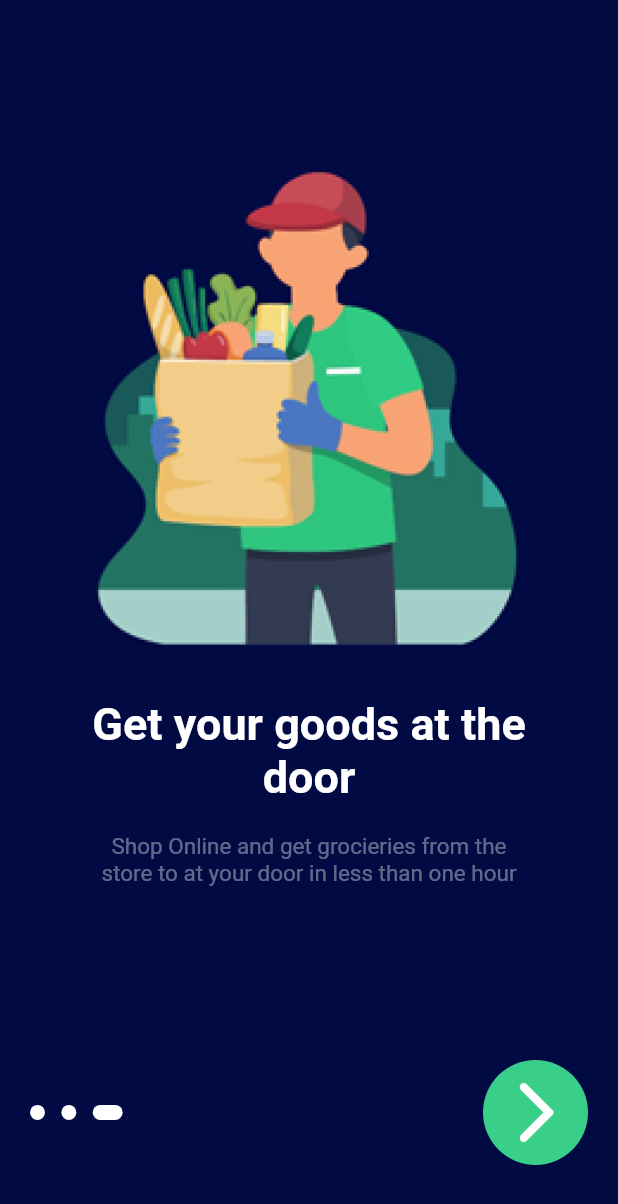
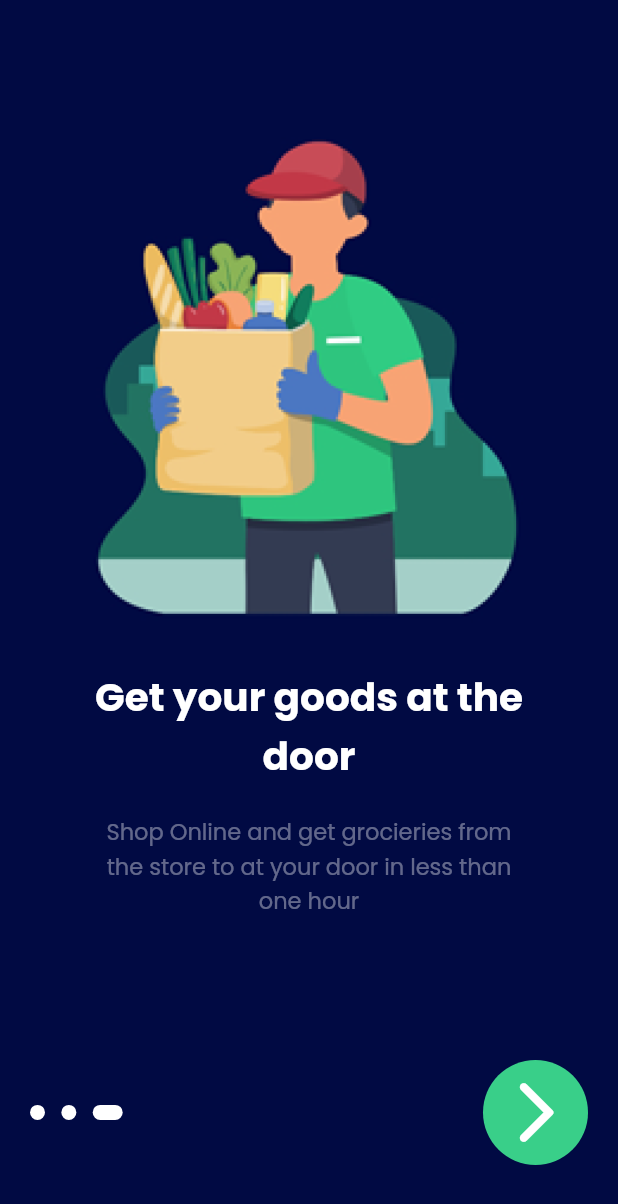
Before and after one commit to abdulmominsakib/groceriesAppFlutterUI, a Flutter app: the screen it shows after launch, on a phone screen of 412 x 824 dp. Shown: the top 1204 px of the screen. Run offline on Flutter 3.47's test engine with Material 2 defaults, Android fonts, the light colour scheme and no system bars; our stand-ins replace google_fonts.

Commit message:
Added Google Fonts, Made more responsive

```diff
--- a/lib/data.dart
+++ b/lib/data.dart
@@ -50,7 +50,7 @@ const Color cardBackground = Color(0xFF081257);
 
 /* <----------- Text Style ------------> */
 const TextStyle h1 =
-    TextStyle(fontSize: 30, color: Colors.white, fontWeight: FontWeight.bold);
+    TextStyle(fontSize: 26, color: Colors.white, fontWeight: FontWeight.bold);
 
 const TextStyle h2 =
     TextStyle(fontSize: 20, color: Colors.white, fontWeight: FontWeight.bold);
--- a/lib/main.dart
+++ b/lib/main.dart
@@ -1,6 +1,8 @@
 import 'package:flutter/material.dart';
 import 'package:flutter/services.dart';
+import 'package:google_fonts/google_fonts.dart';
 import 'package:groceries_flutter_ui/data.dart';
+import 'package:groceries_flutter_ui/pages/homeScreen.dart';
 import 'package:groceries_flutter_ui/pages/introScreen.dart';
 
 void main() {
@@ -19,9 +21,15 @@ class MyApp extends StatelessWidget {
         primarySwatch: Colors.blue,
         visualDensity: VisualDensity.adaptivePlatformDensity,
         scaffoldBackgroundColor: scaffoldColor,
+        textTheme: GoogleFonts.poppinsTextTheme(
+          Theme.of(context).textTheme,
+        ),
       ),
       debugShowCheckedModeBanner: false,
-      home: IntroScreen(),
+      routes: {
+        '/': (context) => IntroScreen(),
+        'home': (context) => HomeScreen(),
+      },
     );
   }
 }
--- a/lib/pages/cartScreen.dart
+++ b/lib/pages/cartScreen.dart
@@ -29,7 +29,7 @@ class CartScreen extends StatelessWidget {
             hGap30,
             /* <----------- List of Products ------------> */
             Expanded(
-              child: Column(
+              child: ListView(
                 children: [
                   CartItem(
                     mediaQuery: mediaQuery,
--- a/pubspec.yaml
+++ b/pubspec.yaml
@@ -27,6 +27,7 @@ dependencies:
   # The following adds the Cupertino Icons font to your application.
   # Use with the CupertinoIcons class for iOS style icons.
   cupertino_icons: ^1.0.0
+  google_fonts: ^1.1.1
 
 dev_dependencies:
   flutter_test:
```
Also changed, not shown: lib/pages/foodDetailsScreen.dart (+12 -2 lines), lib/pages/paymentSuccessFul.dart (+4 -5 lines), pubspec.lock, 3 other files.
